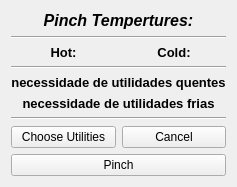
The window that interface/done.ui (CarlosTadeuVassoler/MPinch) describes before a commit, drawn with Qt 5.
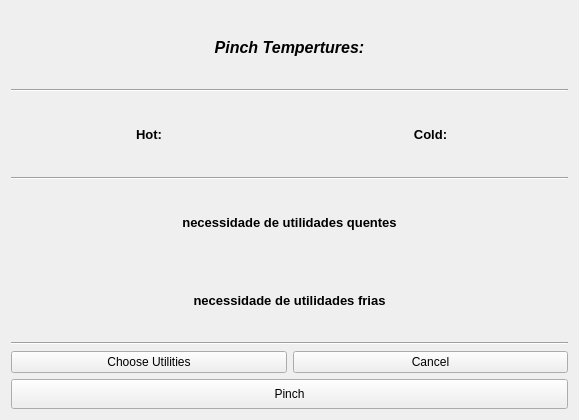
The same window after the commit.

The edit to the form file:
```diff
--- a/interface/done.ui
+++ b/interface/done.ui
@@ -2,6 +2,14 @@
 <ui version="4.0">
  <class>Form</class>
  <widget class="QWidget" name="Form">
+  <property name="geometry">
+   <rect>
+    <x>0</x>
+    <y>0</y>
+    <width>579</width>
+    <height>420</height>
+   </rect>
+  </property>
   <property name="windowTitle">
    <string>Form</string>
   </property>
@@ -154,6 +162,12 @@
      </item>
      <item>
       <widget class="QPushButton" name="pinch_sem_utilidades">
+       <property name="minimumSize">
+        <size>
+         <width>0</width>
+         <height>30</height>
+        </size>
+       </property>
        <property name="text">
         <string>Pinch</string>
        </property>
```
